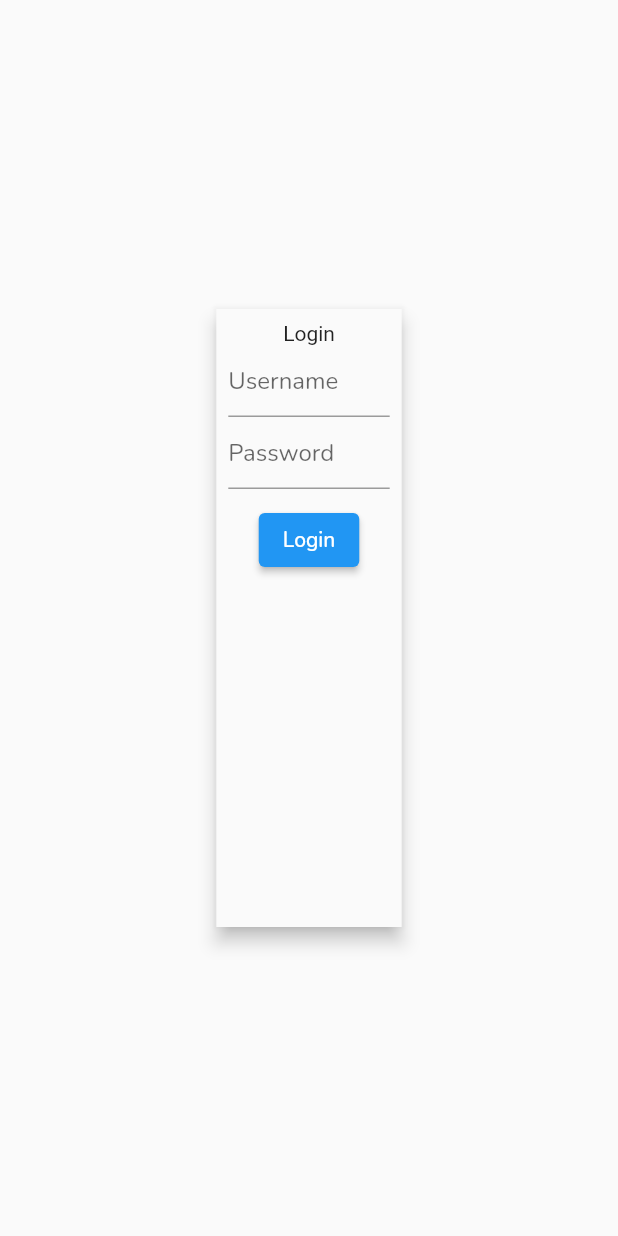
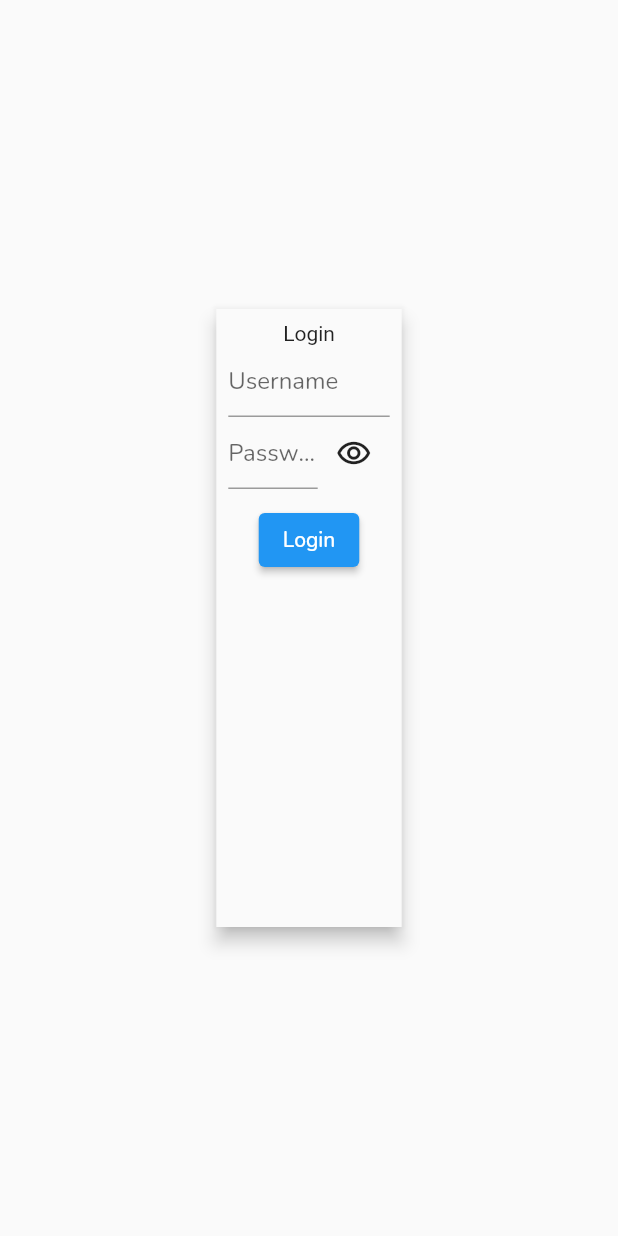
Before and after one commit to Sijankhadk65/Sigma, a Flutter app: the screen it shows after launch, on a phone screen of 412 x 824 dp. Run offline on Flutter 3.47's test engine with Material 2 defaults, Android fonts, the phone set to English and light mode, and no system bars; our stand-ins replace built_collection, built_value, google_fonts, rxdart; missing offline and left inert: file_selector, web_date_picker.

Commit message:
Password Toggel

```diff
--- a/lib/src/screen/login_screen.dart
+++ b/lib/src/screen/login_screen.dart
@@ -49,7 +49,10 @@ class _LoginScreenState extends State<LoginScreen> {
                             _loginBloc.changeUserName(value);
                           },
                         ),
-                        TextField(
+                        Row(
+                          children: [
+                            Expanded(
+                              child: TextField(
                                 obscureText: _isPasswordVisible,
                                 decoration: InputDecoration(
                                   hintText: "Password",
@@ -58,6 +61,19 @@ class _LoginScreenState extends State<LoginScreen> {
                                 onChanged: (value) {
                                   _loginBloc.changePassword(value);
                                 },
+                              ),
+                            ),
+                            IconButton(
+                              onPressed: () {
+                                setState(() {
+                                  _isPasswordVisible = !_isPasswordVisible;
+                                });
+                              },
+                              icon: const Icon(
+                                Icons.remove_red_eye_outlined,
+                              ),
+                            )
+                          ],
                         ),
                         SizedBox.fromSize(
                           size: const Size.fromHeight(
--- a/lib/src/server/http_provider.dart
+++ b/lib/src/server/http_provider.dart
@@ -17,7 +17,7 @@ class HttpProvider {
 
   HttpProvider._(this._client);
 
-  final hostName = "https://api.microchipexpert.com.np";
+  final hostName = "http://localhost:8000";
 
   static final instance = HttpProvider._(HttpClient());
 
```
Lines whose indentation alone changed are shown as unchanged.
